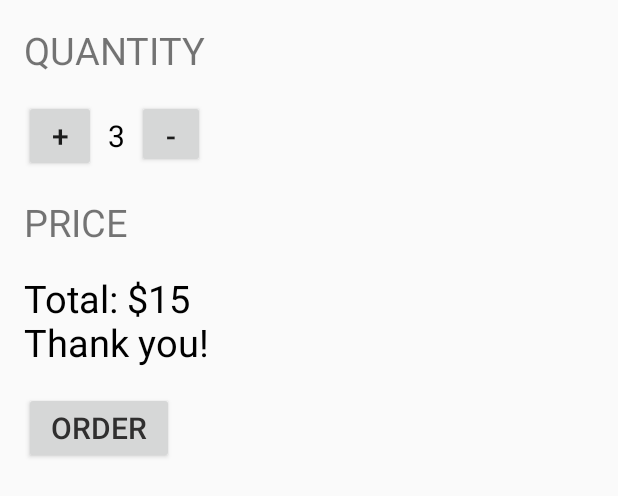
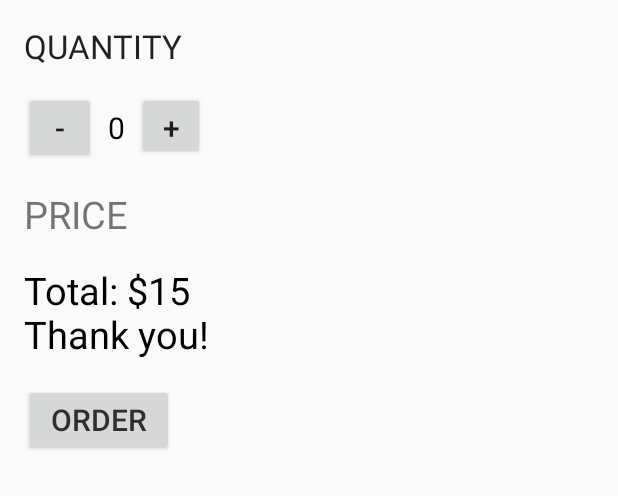
Before and after one commit to EunKeyong/MyFirstAndroidApp, an Android app: the layout activity_coffeeorder.xml on its own in the app's theme, with its tools: preview values and no code run, on a phone screen of 412 x 824 dp. Shown: the top 496 px of the screen. Run offline under Robolectric (Android 15) with nearby library versions, the phone set to English and light mode, and no system bars.

Commit message:
커피 앱 연습 : layout 수정, Log, Toast

```diff
--- a/app/src/main/res/layout/layout_coffeeorder.xml
+++ b/app/src/main/res/layout/activity_coffeeorder.xml
@@ -14,53 +14,58 @@
         <TextView
             android:layout_width="wrap_content"
             android:layout_height="wrap_content"
-            android:paddingBottom="16dp"
-            android:text="QUANTITY"
-            android:textSize="25sp" />
+            android:layout_marginBottom="16dp"
+            android:text="Quantity"
+            android:textAllCaps="true"
+            android:textAppearance="?android:textAppearanceLarge" />
 
         <LinearLayout
             android:layout_width="match_parent"
             android:layout_height="wrap_content"
-            android:orientation="horizontal"
-            android:paddingBottom="16dp">
+            android:layout_marginBottom="16dp">
 
             <Button
+                android:id="@+id/minus_button"
                 android:layout_width="48dp"
                 android:layout_height="48dp"
-                android:text="+"
+                android:text="-"
                 android:textSize="20sp" />
 
             <TextView
+                android:id="@+id/quantity_text"
                 android:layout_width="wrap_content"
                 android:layout_height="wrap_content"
                 android:padding="8dp"
-                android:text="3"
+                android:text="0"
                 android:textColor="#000000"
                 android:textSize="20sp" />
 
             <Button
+                android:id="@+id/plus_button"
                 android:layout_width="45dp"
                 android:layout_height="45dp"
-                android:text="-"
+                android:text="+"
                 android:textSize="20sp" />
         </LinearLayout>
 
         <TextView
             android:layout_width="wrap_content"
             android:layout_height="wrap_content"
-            android:paddingBottom="16dp"
+            android:layout_marginBottom="16dp"
             android:text="PRICE"
             android:textSize="25sp" />
 
         <TextView
+            android:id="@+id/result_text"
             android:layout_width="wrap_content"
             android:layout_height="wrap_content"
-            android:paddingBottom="16dp"
+            android:layout_marginBottom="16dp"
             android:text="Total: $15 \nThank you!"
             android:textColor="#000000"
             android:textSize="25sp" />
 
         <Button
+            android:id="@+id/order_button"
             android:layout_width="100dp"
             android:layout_height="48dp"
             android:text="ORDER"
```
Also changed, not shown: app/src/main/java/com/example/byg/exam_0120/MainActivity.java (+49 -2 lines).
